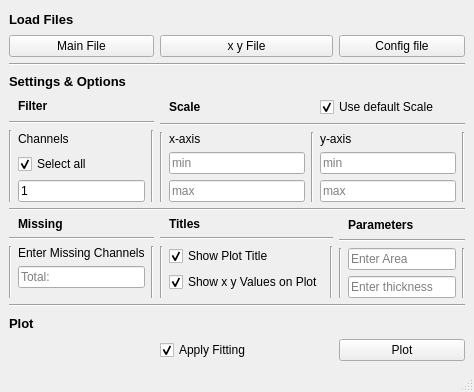
Qt form antranik/view/main_view.ui (abdullahsumbal/data-analysis) before a commit.
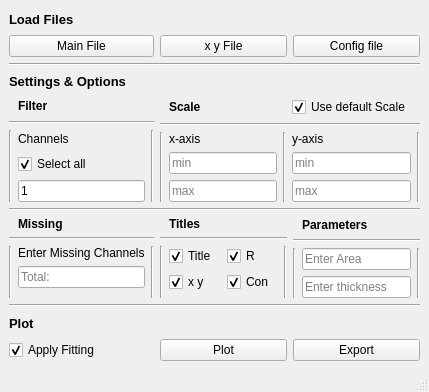
The same form after that commit.

Diff of the .ui file:
```diff
--- a/antranik/view/main_view.ui
+++ b/antranik/view/main_view.ui
@@ -100,23 +100,6 @@
         </property>
        </widget>
       </item>
-      <item row="9" column="2">
-       <widget class="QPushButton" name="pushButton_4">
-        <property name="text">
-         <string>Plot</string>
-        </property>
-       </widget>
-      </item>
-      <item row="9" column="1">
-       <widget class="QCheckBox" name="checkBox_5">
-        <property name="text">
-         <string>Apply Fitting</string>
-        </property>
-        <property name="checked">
-         <bool>true</bool>
-        </property>
-       </widget>
-      </item>
       <item row="1" column="2">
        <widget class="QPushButton" name="pushButton_3">
         <property name="text">
@@ -330,13 +313,27 @@
       </item>
       <item row="6" column="1">
        <layout class="QGridLayout" name="gridLayout_7">
-        <item row="1" column="0" colspan="3">
+        <item row="2" column="0" rowspan="3">
+         <widget class="Line" name="line_16">
+          <property name="orientation">
+           <enum>Qt::Vertical</enum>
+          </property>
+         </widget>
+        </item>
+        <item row="1" column="0" colspan="4">
          <widget class="Line" name="line_12">
           <property name="orientation">
            <enum>Qt::Horizontal</enum>
           </property>
          </widget>
         </item>
+        <item row="2" column="3" rowspan="3">
+         <widget class="Line" name="line_17">
+          <property name="orientation">
+           <enum>Qt::Vertical</enum>
+          </property>
+         </widget>
+        </item>
         <item row="0" column="1">
          <widget class="QLabel" name="label_10">
           <property name="font">
@@ -353,7 +350,7 @@
         <item row="3" column="1">
          <widget class="QCheckBox" name="checkBox_4">
           <property name="text">
-           <string>Show x y Values on Plot</string>
+           <string>x y</string>
           </property>
           <property name="checked">
            <bool>true</bool>
@@ -363,24 +360,30 @@
         <item row="2" column="1">
          <widget class="QCheckBox" name="checkBox_3">
           <property name="text">
-           <string>Show Plot Title</string>
+           <string>Title</string>
           </property>
           <property name="checked">
            <bool>true</bool>
           </property>
          </widget>
         </item>
-        <item row="2" column="0" rowspan="3">
-         <widget class="Line" name="line_16">
-          <property name="orientation">
-           <enum>Qt::Vertical</enum>
+        <item row="2" column="2">
+         <widget class="QCheckBox" name="checkBox_6">
+          <property name="text">
+           <string>R</string>
           </property>
+          <property name="checked">
+           <bool>true</bool>
+          </property>
          </widget>
         </item>
-        <item row="2" column="2" rowspan="3">
-         <widget class="Line" name="line_17">
-          <property name="orientation">
-           <enum>Qt::Vertical</enum>
+        <item row="3" column="2">
+         <widget class="QCheckBox" name="checkBox_7">
+          <property name="text">
+           <string>Con</string>
+          </property>
+          <property name="checked">
+           <bool>true</bool>
           </property>
          </widget>
         </item>
@@ -454,6 +457,30 @@
         </item>
        </layout>
       </item>
+      <item row="9" column="0">
+       <widget class="QCheckBox" name="checkBox_5">
+        <property name="text">
+         <string>Apply Fitting</string>
+        </property>
+        <property name="checked">
+         <bool>true</bool>
+        </property>
+       </widget>
+      </item>
+      <item row="9" column="1">
+       <widget class="QPushButton" name="pushButton_4">
+        <property name="text">
+         <string>Plot</string>
+        </property>
+       </widget>
+      </item>
+      <item row="9" column="2">
+       <widget class="QPushButton" name="pushButton_5">
+        <property name="text">
+         <string>Export</string>
+        </property>
+       </widget>
+      </item>
      </layout>
     </item>
    </layout>
```
